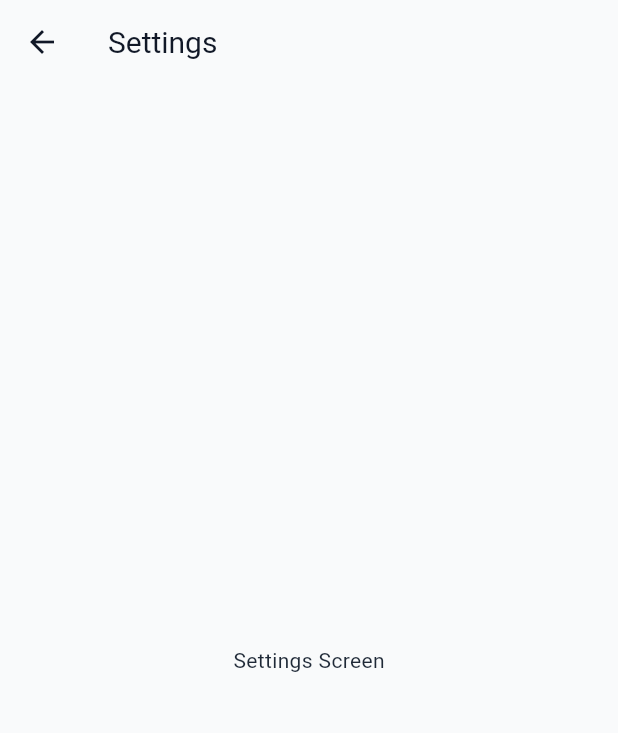
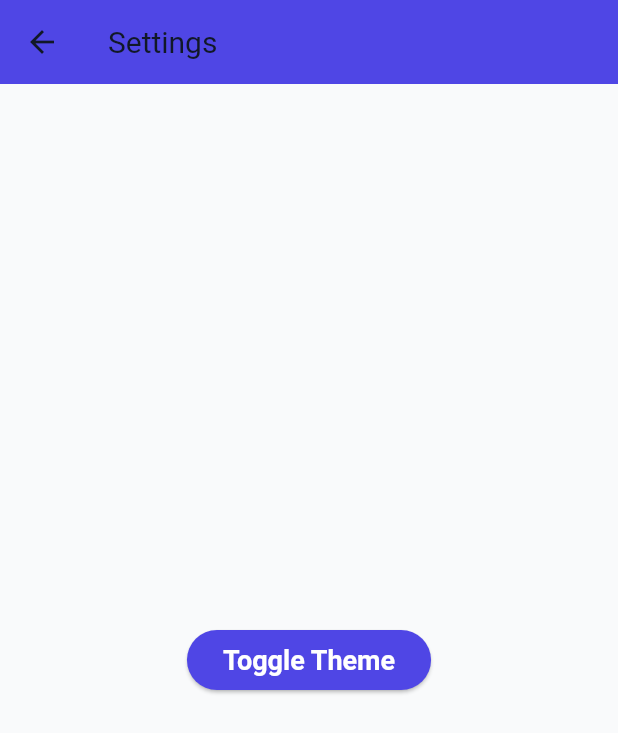
Before and after one commit to QassemAbied/my_store, a Flutter app: the SettingsScreen screen opened directly, on a phone screen of 412 x 824 dp. Shown: the top 733 px of the screen. Run offline on Flutter 3.47's test engine with Material 3 defaults, Android fonts, the phone set to English and light mode, and no system bars; our stand-ins replace cached_network_image, dartz, dio, flutter_bloc, get_it, pretty_dio_logger and 2 more; accounts and stored records are empty; generated files the repository leaves out were written again.

Commit message:
add theme toggle functionality and update AppBar styling in SettingsScreen

```diff
--- a/lib/features/settings/presentation/screens/settings_screen.dart
+++ b/lib/features/settings/presentation/screens/settings_screen.dart
@@ -1,4 +1,11 @@
 import 'package:flutter/material.dart';
+import 'package:flutter_bloc/flutter_bloc.dart';
+import 'package:my_store/core/utils/extension.dart';
+import 'package:my_store/core/theme/theme_controller/theme_cubit.dart';
+
+import '../../../../core/theme/color_extension.dart';
+import '../../../../core/theme/theme_controller/theme_state.dart';
+import '../../../../core/utils/enum.dart';
 
 class SettingsScreen extends StatefulWidget {
   const SettingsScreen({super.key});
@@ -10,9 +17,28 @@ class SettingsScreen extends StatefulWidget {
 class _SettingsScreenState extends State<SettingsScreen> {
   @override
   Widget build(BuildContext context) {
+   // final themeIsDark= Theme.of(context).brightness==Brightness.dark;
     return Scaffold(
-      appBar: AppBar(title: const Text('Settings')),
-      body: const Center(child: Text('Settings Screen')),
+      appBar: AppBar(
+        title: const Text('Settings'),
+        backgroundColor: context.primaryColor,
+      ),
+      body: Center(
+        child: BlocBuilder<ThemeCubit, ThemeState>(
+          builder: (context, state) {
+            final themeIsDark = Theme.of(context).brightness == Brightness.dark;
+
+            return ElevatedButton(
+              onPressed: () {
+                context.read<ThemeCubit>().toggleTheme(
+                  themeIsDark ? ThemeEnum.light : ThemeEnum.dark,
+                );
+              },
+              child: const Text('Toggle Theme'),
+            );
+          },
+        ),
+      ),
     );
   }
 }
```
